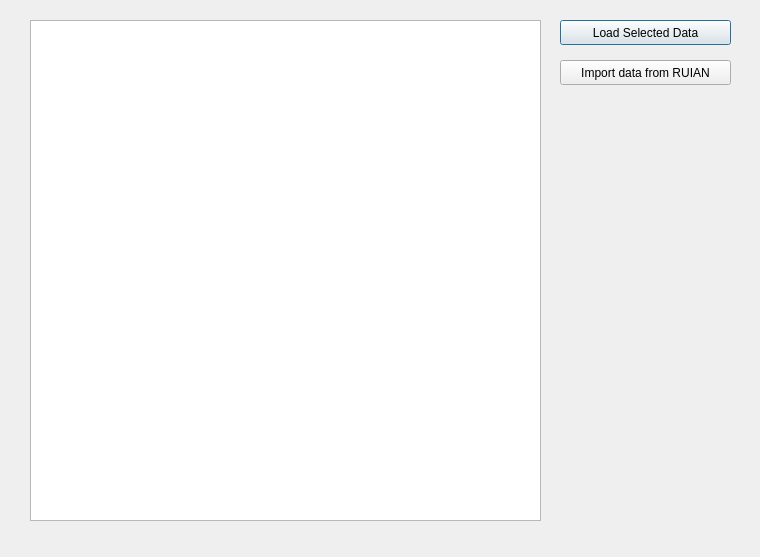
Before: the Qt Designer form Geo_Data_dialog_base.ui in kva0064/czech_slovak_freegeodata, drawn with Qt 5.
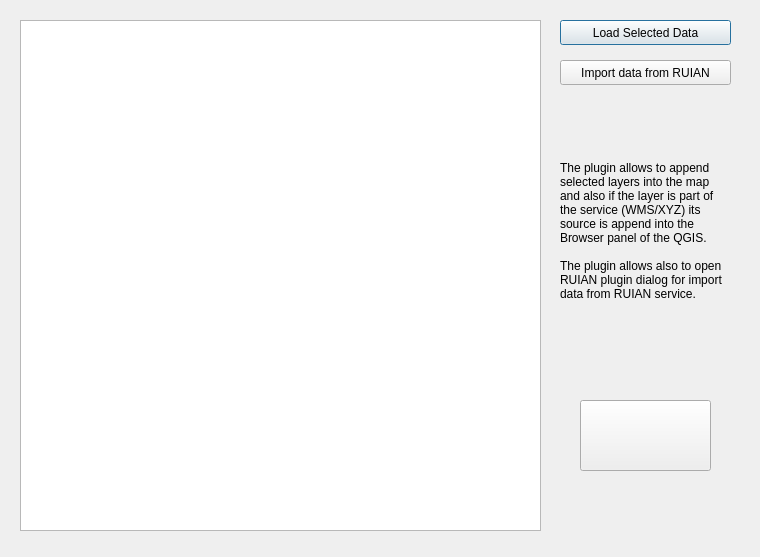
After: the same form once the commit is applied. Icons and pictures are not drawn.

Commit message: Added information and about link.

Patch:
```diff
--- a/Geo_Data_dialog_base.ui
+++ b/Geo_Data_dialog_base.ui
@@ -29,10 +29,10 @@
   <widget class="QTreeWidget" name="treeWidgetSources">
    <property name="geometry">
     <rect>
-     <x>30</x>
+     <x>20</x>
      <y>20</y>
-     <width>511</width>
-     <height>501</height>
+     <width>521</width>
+     <height>511</height>
     </rect>
    </property>
    <property name="columnCount">
@@ -60,6 +60,44 @@
     <string>Import data from RUIAN</string>
    </property>
   </widget>
+  <widget class="QLabel" name="label">
+   <property name="geometry">
+    <rect>
+     <x>560</x>
+     <y>100</y>
+     <width>171</width>
+     <height>261</height>
+    </rect>
+   </property>
+   <property name="text">
+    <string>The plugin allows to append selected layers into the map and also if the layer is part of the service (WMS/XYZ) its source is append into the Browser panel of the QGIS.
+
+The plugin allows also to open RUIAN plugin dialog for import data from RUIAN service.</string>
+   </property>
+   <property name="wordWrap">
+    <bool>true</bool>
+   </property>
+  </widget>
+  <widget class="QPushButton" name="pushButtonAbout">
+   <property name="geometry">
+    <rect>
+     <x>580</x>
+     <y>400</y>
+     <width>131</width>
+     <height>71</height>
+    </rect>
+   </property>
+   <property name="icon">
+    <iconset>
+     <normaloff>icons/cropped-opengeolabs-logo-small.png</normaloff>icons/cropped-opengeolabs-logo-small.png</iconset>
+   </property>
+   <property name="iconSize">
+    <size>
+     <width>80</width>
+     <height>80</height>
+    </size>
+   </property>
+  </widget>
  </widget>
  <resources/>
  <connections/>
```
The commit also changes 1 other file.
